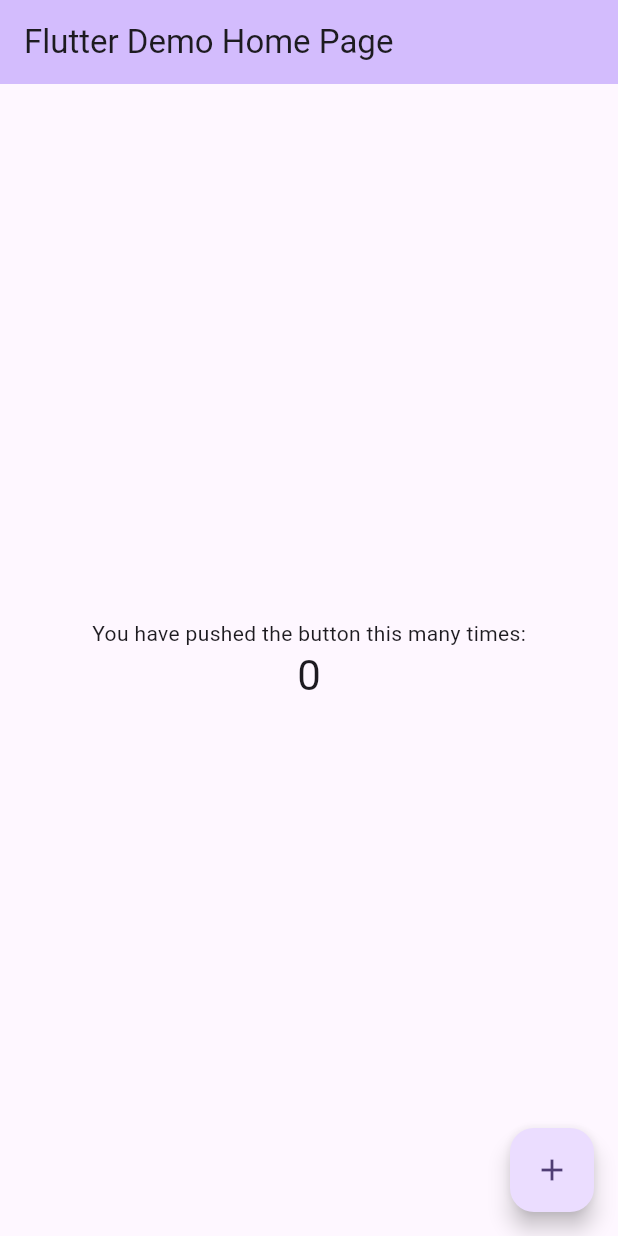
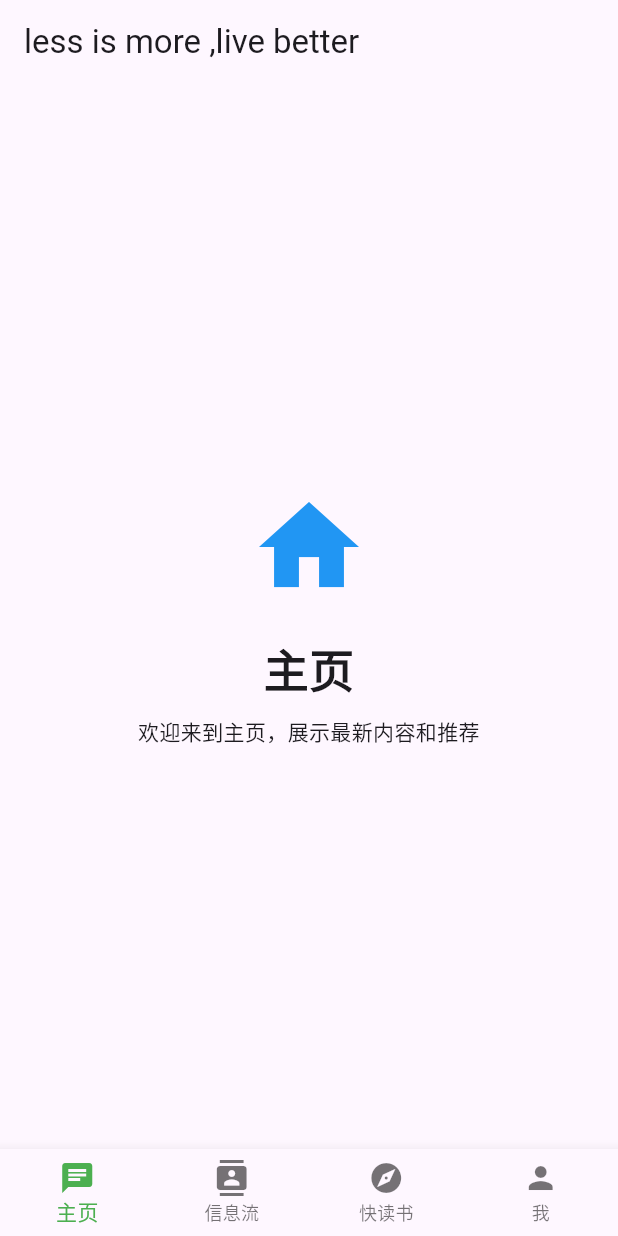
Before and after one commit to neonmike/APP-dev, a Flutter app: the screen it shows after launch, on a phone screen of 412 x 824 dp. Run offline on Flutter 3.47's test engine with Material 3 defaults, Android fonts, the phone set to English and light mode, and no system bars.

Commit message:
basic structure

```diff
--- /dev/null
+++ b/lib/content/feed_page_content.dart
@@ -0,0 +1,28 @@
+import 'package:flutter/material.dart';
+
+class FeedPageContent extends StatelessWidget {
+  const FeedPageContent({super.key});
+
+  @override
+  Widget build(BuildContext context) {
+    return ListView(
+      padding: const EdgeInsets.all(16),
+      children: const [
+        Text('信息流', style: TextStyle(fontSize: 30, fontWeight: FontWeight.bold)),
+        SizedBox(height: 20),
+        Text('这里是你的信息流，包含新闻、文章和更新。'),
+        Divider(),
+        ListTile(
+          leading: Icon(Icons.article),
+          title: Text('新闻标题1'),
+          subtitle: Text('新闻内容摘要...'),
+        ),
+        ListTile(
+          leading: Icon(Icons.article),
+          title: Text('新闻标题2'),
+          subtitle: Text('新闻内容摘要...'),
+        ),
+      ],
+    );
+  }
+}
--- /dev/null
+++ b/lib/content/home_page_content.dart
@@ -0,0 +1,21 @@
+import 'package:flutter/material.dart';
+
+class HomePageContent extends StatelessWidget {
+  const HomePageContent({super.key});
+
+  @override
+  Widget build(BuildContext context) {
+    return Center(
+      child: Column(
+        mainAxisAlignment: MainAxisAlignment.center,
+        children: const [
+          Icon(Icons.home, size: 80, color: Colors.blue),
+          SizedBox(height: 20),
+          Text('主页', style: TextStyle(fontSize: 30, fontWeight: FontWeight.bold)),
+          SizedBox(height: 10),
+          Text('欢迎来到主页，展示最新内容和推荐', textAlign: TextAlign.center),
+        ],
+      ),
+    );
+  }
+}
--- a/lib/main.dart
+++ b/lib/main.dart
@@ -1,122 +1,43 @@
 import 'package:flutter/material.dart';
+import 'screens/splash_screen.dart';
+import 'package:flutter_localizations/flutter_localizations.dart';
 
+// Flutter应用的入口函数，程序从这里开始执行
 void main() {
+  // 调用runApp启动Flutter应用，传入根Widget
   runApp(const MyApp());
 }
 
+// 定义一个无状态Widget，作为整个应用的根组件
 class MyApp extends StatelessWidget {
+  // 构造函数，使用const表示该Widget不可变且可编译时优化
   const MyApp({super.key});
 
-  // This widget is the root of your application.
+  // 重写build方法，描述这个Widget的UI界面
   @override
   Widget build(BuildContext context) {
+    // 返回一个MaterialApp，它是Flutter应用的核心，包含导航、主题等功能
     return MaterialApp(
-      title: 'Flutter Demo',
+      // 应用的标题，部分设备任务管理器或窗口标题会显示这个
+      title: 'live better',
+
+      // 定义应用的主题，primarySwatch是主题颜色，这里用绿色
       theme: ThemeData(
-        // This is the theme of your application.
-        //
-        // TRY THIS: Try running your application with "flutter run". You'll see
-        // the application has a purple toolbar. Then, without quitting the app,
-        // try changing the seedColor in the colorScheme below to Colors.green
-        // and then invoke "hot reload" (save your changes or press the "hot
-        // reload" button in a Flutter-supported IDE, or press "r" if you used
-        // the command line to start the app).
-        //
-        // Notice that the counter didn't reset back to zero; the application
-        // state is not lost during the reload. To reset the state, use hot
-        // restart instead.
-        //
-        // This works for code too, not just values: Most code changes can be
-        // tested with just a hot reload.
-        colorScheme: ColorScheme.fromSeed(seedColor: Colors.deepPurple),
+        primarySwatch: Colors.green,
       ),
-      home: const MyHomePage(title: 'Flutter Demo Home Page'),
+
+      // 应用启动后的首页（入口页面），这里是一个自定义的SplashScreen组件
+      home: const SplashScreen(),
+      localizationsDelegates: const [
+        GlobalMaterialLocalizations.delegate,
+        GlobalWidgetsLocalizations.delegate,
+        GlobalCupertinoLocalizations.delegate,
+      ],
+      supportedLocales: const [
+        Locale('en', ''),        // 英文
+        Locale('zh', 'CN'),      // 简体中文
+        Locale('zh', 'TW'),      // 繁体中文
+      ],
     );
   }
 }
-
-class MyHomePage extends StatefulWidget {
-  const MyHomePage({super.key, required this.title});
-
-  // This widget is the home page of your application. It is stateful, meaning
-  // that it has a State object (defined below) that contains fields that affect
-  // how it looks.
-
-  // This class is the configuration for the state. It holds the values (in this
-  // case the title) provided by the parent (in this case the App widget) and
-  // used by the build method of the State. Fields in a Widget subclass are
-  // always marked "final".
-
-  final String title;
-
-  @override
-  State<MyHomePage> createState() => _MyHomePageState();
-}
-
-class _MyHomePageState extends State<MyHomePage> {
-  int _counter = 0;
-
-  void _incrementCounter() {
-    setState(() {
-      // This call to setState tells the Flutter framework that something has
-      // changed in this State, which causes it to rerun the build method below
-      // so that the display can reflect the updated values. If we changed
-      // _counter without calling setState(), then the build method would not be
-      // called again, and so nothing would appear to happen.
-      _counter++;
-    });
-  }
-
-  @override
-  Widget build(BuildContext context) {
-    // This method is rerun every time setState is called, for instance as done
-    // by the _incrementCounter method above.
-    //
-    // The Flutter framework has been optimized to make rerunning build methods
-    // fast, so that you can just rebuild anything that needs updating rather
-    // than having to individually change instances of widgets.
-    return Scaffold(
-      appBar: AppBar(
-        // TRY THIS: Try changing the color here to a specific color (to
-        // Colors.amber, perhaps?) and trigger a hot reload to see the AppBar
-        // change color while the other colors stay the same.
-        backgroundColor: Theme.of(context).colorScheme.inversePrimary,
-        // Here we take the value from the MyHomePage object that was created by
-        // the App.build method, and use it to set our appbar title.
-        title: Text(widget.title),
-      ),
-      body: Center(
-        // Center is a layout widget. It takes a single child and positions it
-        // in the middle of the parent.
-        child: Column(
-          // Column is also a layout widget. It takes a list of children and
-          // arranges them vertically. By default, it sizes itself to fit its
-          // children horizontally, and tries to be as tall as its parent.
-          //
-          // Column has various properties to control how it sizes itself and
-          // how it positions its children. Here we use mainAxisAlignment to
-          // center the children vertically; the main axis here is the vertical
-          // axis because Columns are vertical (the cross axis would be
-          // horizontal).
-          //
-          // TRY THIS: Invoke "debug painting" (choose the "Toggle Debug Paint"
-          // action in the IDE, or press "p" in the console), to see the
-          // wireframe for each widget.
-          mainAxisAlignment: MainAxisAlignment.center,
-          children: <Widget>[
-            const Text('You have pushed the button this many times:'),
-            Text(
-              '$_counter',
-              style: Theme.of(context).textTheme.headlineMedium,
-            ),
-          ],
-        ),
-      ),
-      floatingActionButton: FloatingActionButton(
-        onPressed: _incrementCounter,
-        tooltip: 'Increment',
-        child: const Icon(Icons.add),
-      ), // This trailing comma makes auto-formatting nicer for build methods.
-    );
-  }
-}
--- /dev/null
+++ b/lib/screens/home_page.dart
@@ -0,0 +1,48 @@
+import 'package:flutter/material.dart';
+
+// 引入刚刚创建的页面内容组件
+import '../content/home_page_content.dart';
+import '../content/feed_page_content.dart';
+import '../content/quick_read_page_content.dart';
+import '../content/profile_page_content.dart';
+import '../widgets/bottom_nav_bar.dart';
+
+class HomePage extends StatefulWidget {
+  const HomePage({super.key});
+
+  @override
+  State<HomePage> createState() => _HomePageState();
+}
+
+class _HomePageState extends State<HomePage> {
+  int _selectedIndex = 0;
+
+  // 使用新的页面组件替代之前的简单文本
+  static final List<Widget> _pages = <Widget>[
+    const HomePageContent(),
+    const FeedPageContent(),
+    const QuickReadPageContent(),
+    const ProfilePageContent(),
+  ];
+
+  void _onItemTapped(int index) {
+    setState(() {
+      _selectedIndex = index;
+    });
+  }
+
+  @override
+  Widget build(BuildContext context) {
+    return Scaffold(
+      appBar: AppBar(
+        title: const Text('less is more ,live better'),
+      ),
+      body: _pages[_selectedIndex],
+      bottomNavigationBar: BottomNavBar(
+        currentIndex: _selectedIndex,
+        onTap: _onItemTapped,
+      ),
+    );
+  }
+
+}
--- /dev/null
+++ b/lib/widgets/bottom_nav_bar.dart
@@ -0,0 +1,54 @@
+import 'package:flutter/material.dart';
+// 创建一个名为 BottomNavBar 的无状态组件（StatelessWidget）
+class BottomNavBar extends StatelessWidget {
+  // 当前选中的导航项索引（例如：第0项、第1项……）
+  final int currentIndex;
+
+  // 当用户点击导航项时触发的回调函数（接收一个 int 参数表示索引）
+  final ValueChanged<int> onTap;
+
+  // 构造函数，要求传入 currentIndex 和 onTap，super.key 是传递 widget 的 key（可选）
+  const BottomNavBar({
+    super.key,
+    required this.currentIndex,
+    required this.onTap,
+  });
+
+  // 重写 build 方法，定义组件的 UI
+  @override
+  Widget build(BuildContext context) {
+    return BottomNavigationBar(
+      // 设置底部导航栏的类型：fixed 表示图标和标签始终都显示（适合少于5项）
+      type: BottomNavigationBarType.fixed,
+
+      // 定义导航栏的项目列表（每项包含图标和标签）
+      items: const <BottomNavigationBarItem>[
+        BottomNavigationBarItem(
+          icon: Icon(Icons.chat),     // 第1项的图标：聊天图标
+          label: '主页',               // 第1项的标签：主页
+        ),
+        BottomNavigationBarItem(
+          icon: Icon(Icons.contacts), // 第2项的图标：联系人图标
+          label: '信息流',             // 第2项的标签：信息流
+        ),
+        BottomNavigationBarItem(
+          icon: Icon(Icons.explore),  // 第3项的图标：探索图标
+          label: '快读书',             // 第3项的标签：快读书
+        ),
+        BottomNavigationBarItem(
+          icon: Icon(Icons.person),   // 第4项的图标：人物图标
+          label: '我',                 // 第4项的标签：我（个人中心）
+        ),
+      ],
+
+      // 当前选中的项目索引，用于高亮显示
+      currentIndex: currentIndex,
+
+      // 设置选中项的颜色
+      selectedItemColor: Colors.green,
+
+      // 点击某项时调用的回调函数，参数是点击项的索引
+      onTap: onTap,
+    );
+  }
+}
--- a/pubspec.yaml
+++ b/pubspec.yaml
@@ -34,7 +34,9 @@ dependencies:
   # The following adds the Cupertino Icons font to your application.
   # Use with the CupertinoIcons class for iOS style icons.
   cupertino_icons: ^1.0.8
-
+  # Add this line:
+  flutter_localizations: # Add the flutter_localizations package
+    sdk: flutter
 dev_dependencies:
   flutter_test:
     sdk: flutter
```
Also changed, not shown: lib/content/profile_page_content.dart (added, +24 -0 lines), lib/content/quick_read_page_content.dart (added, +21 -0 lines), lib/screens/splash_screen.dart (added, +47 -0 lines), pubspec.lock, 1 other file.
